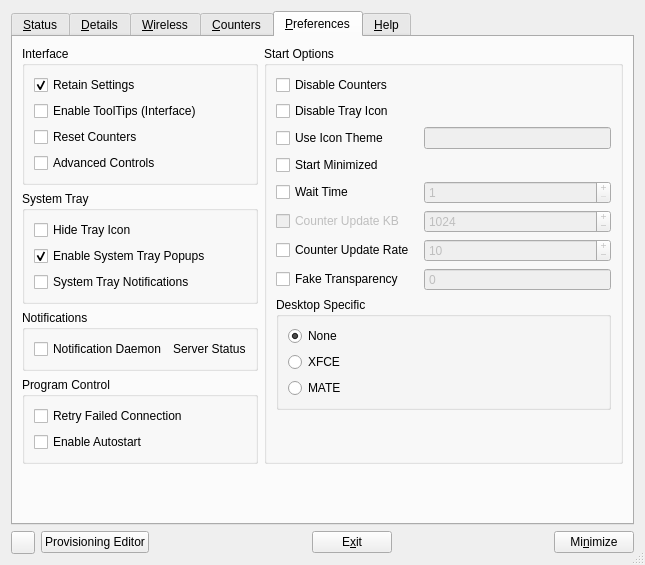
This is apps/cmstapp/code/control_box/ui/controlbox.ui in andrew-bibb/cmst as Qt 5 draws it before an edit. The edited form follows.
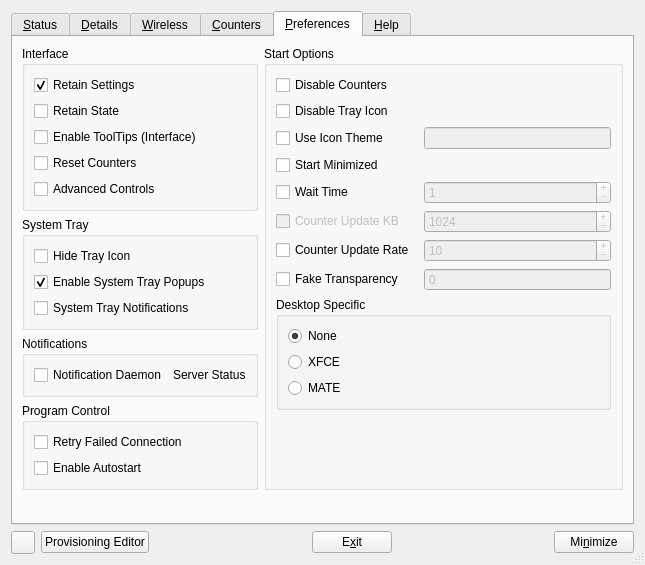
This is the edited form. The open tabs and pages were chosen to show the change. Icons and pictures are not drawn.

```diff
--- a/apps/cmstapp/code/control_box/ui/controlbox.ui
+++ b/apps/cmstapp/code/control_box/ui/controlbox.ui
@@ -836,6 +836,16 @@
             </property>
            </widget>
           </item>
+          <item>
+           <widget class="QCheckBox" name="checkBox_retainstate">
+            <property name="whatsThis">
+             <string>&lt;html&gt;&lt;head/&gt;&lt;body&gt;&lt;p&gt;If checked the state of the GUI will be restored from settings saved on disk. Settings include the geometry and position of the dialog and the current tab. &lt;/p&gt;&lt;p&gt;These settings will be used at next boot to restore the user interface to the way it was at shutdown.&lt;/p&gt;&lt;p&gt;The settings file is: &lt;span style=&quot; font-weight:600;&quot;&gt;${HOME}/.config/cmst/cmst.conf &lt;/span&gt;&lt;br/&gt;This is a standard ini type text file.&lt;/p&gt;&lt;/body&gt;&lt;/html&gt;</string>
+            </property>
+            <property name="text">
+             <string>Retain State</string>
+            </property>
+           </widget>
+          </item>
           <item>
            <widget class="QCheckBox" name="checkBox_enableinterfacetooltips">
             <property name="whatsThis">
```
Left out of the diff: 118 changed lines with no effect on the pictures.
